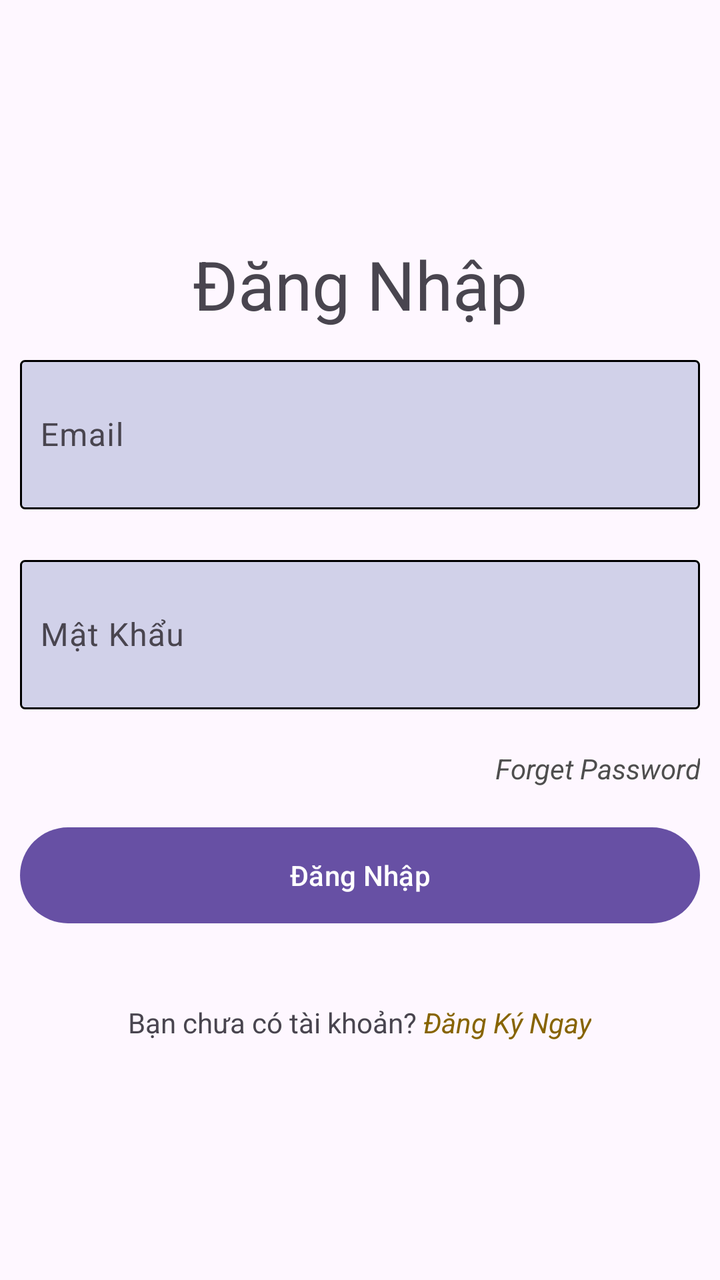
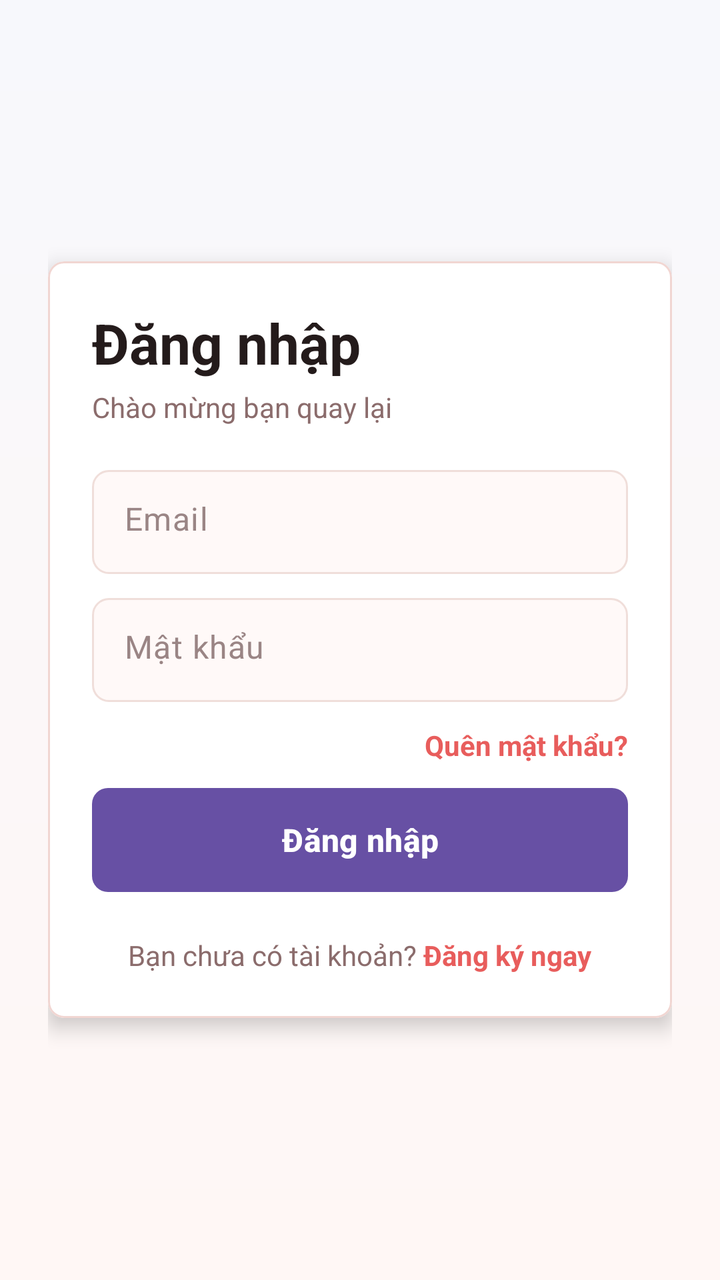

The first picture is an Android layout as it rendered before a commit; the second is the same layout after the commit. The layout source and the unified diff follow.
<!-- AndroidManifest.xml: application theme Theme.DanhGiaPhim -->
<!-- res/layout/activity_login.xml -->
<?xml version="1.0" encoding="utf-8"?>
<LinearLayout
    xmlns:android="http://schemas.android.com/apk/res/android"
    xmlns:tools="http://schemas.android.com/tools"
    xmlns:app="http://schemas.android.com/apk/res-auto"
    android:layout_width="match_parent"
    android:layout_height="match_parent"
    tools:context=".LoginActivity"
    android:gravity="center"
    android:orientation="vertical">

  <TextView
      android:id="@+id/text1"
      android:layout_width="wrap_content"
      android:layout_height="wrap_content"
      android:textSize="34dp"
      android:text="Đăng Nhập"
      />
  <com.google.android.material.textfield.TextInputLayout
      android:layout_width="match_parent"
      android:layout_height="80dp"
      android:layout_margin="10dp"
      android:hint="Email"
      android:gravity="center"

      >
    <com.google.android.material.textfield.TextInputEditText
        android:id="@+id/edemailLg"
        android:layout_width="match_parent"
        android:layout_height="match_parent"
        android:background="@drawable/custtomedit"
        android:paddingLeft="10dp"
        />
  </com.google.android.material.textfield.TextInputLayout>
  <com.google.android.material.textfield.TextInputLayout
      android:layout_width="match_parent"
      android:layout_height="80dp"
      android:layout_margin="10dp"
      android:hint="Mật Khẩu"
      android:gravity="center"
      >
    <com.google.android.material.textfield.TextInputEditText
        android:id="@+id/edpasswordLg"
        android:layout_width="match_parent"
        android:layout_height="match_parent"
        android:background="@drawable/custtomedit"
        android:paddingLeft="10dp"
        android:inputType="textPassword"
        />
  </com.google.android.material.textfield.TextInputLayout>
  <TextView
      android:id="@+id/txtForgerPass"
      android:layout_width="match_parent"
      android:layout_height="wrap_content"
      android:textColor="#4E4E4E"
      android:text="Forget Password"
      android:padding="10dp"
      android:gravity="end"
      android:textStyle="italic"
      />

  <Button
      android:id="@+id/btnLogin"
      android:layout_width="match_parent"
      android:layout_height="wrap_content"
      android:text="Đăng Nhập"
      android:layout_margin="10dp"
      android:background="@drawable/custtombutton"
      />
  <LinearLayout
      android:layout_width="match_parent"
      android:layout_height="wrap_content"
      android:orientation="horizontal"
      android:gravity="center_horizontal"
      android:layout_marginTop="30dp"
      >
    <TextView
        android:id="@+id/txtChuaco"
        android:layout_width="wrap_content"
        android:layout_height="wrap_content"
        android:text="Bạn chưa có tài khoản? "
        />
    <TextView
        android:id="@+id/txtSignup"
        android:layout_width="wrap_content"
        android:layout_height="wrap_content"
        android:text="Đăng Ký Ngay"
        android:textStyle="italic"
        android:textColor="#876400"
        />
  </LinearLayout>

  </LinearLayout>
<!-- resources referenced by this layout -->
<resources>
  <!-- drawable custtombutton (drawable) -->
  <selector xmlns:android="http://schemas.android.com/apk/res/android">
      <item android:state_pressed="true">
          <shape android:shape="rectangle">
              <solid android:color="#d1d1e9" /> 
              <corners android:radius="60dp" /> 
          </shape>
      </item>
      <item>
          <shape android:shape="rectangle">
              <solid android:color="#d1d1e9" /> 
              <corners android:radius="60dp" /> 
          </shape>
      </item>
  </selector>
  <!-- drawable custtomedit (drawable) -->
  <shape xmlns:android="http://schemas.android.com/apk/res/android">
      
      <corners android:radius="2dp" />
      
      <solid android:color="#d1d1e9" />
      
      <stroke android:width="1dp" android:color="@color/black" />
  </shape>
  <style name="Theme.DanhGiaPhim" parent="Base.Theme.DanhGiaPhim" />
  <color name="black">#FF000000</color>
  <style name="Base.Theme.DanhGiaPhim" parent="Theme.Material3.DayNight.NoActionBar">
          
          
      </style>
</resources>

<!-- the commit's change to res/layout/activity_login.xml (unified diff, before → after) -->
@@ -1,93 +1,139 @@
 <?xml version="1.0" encoding="utf-8"?>
-<LinearLayout
-    xmlns:android="http://schemas.android.com/apk/res/android"
+<ScrollView xmlns:android="http://schemas.android.com/apk/res/android"
+    xmlns:app="http://schemas.android.com/apk/res-auto"
     xmlns:tools="http://schemas.android.com/tools"
-    xmlns:app="http://schemas.android.com/apk/res-auto"
     android:layout_width="match_parent"
     android:layout_height="match_parent"
-    tools:context=".LoginActivity"
-    android:gravity="center"
-    android:orientation="vertical">
+    android:background="@drawable/bg_actor_list_screen"
+    android:fillViewport="true"
+    tools:context=".LoginActivity">
 
-  <TextView
-      android:id="@+id/text1"
-      android:layout_width="wrap_content"
-      android:layout_height="wrap_content"
-      android:textSize="34dp"
-      android:text="Đăng Nhập"
-      />
-  <com.google.android.material.textfield.TextInputLayout
-      android:layout_width="match_parent"
-      android:layout_height="80dp"
-      android:layout_margin="10dp"
-      android:hint="Email"
-      android:gravity="center"
+    <LinearLayout
+        android:layout_width="match_parent"
+        android:layout_height="wrap_content"
+        android:gravity="center"
+        android:orientation="vertical"
+        android:padding="24dp">
 
-      >
-    <com.google.android.material.textfield.TextInputEditText
-        android:id="@+id/edemailLg"
-        android:layout_width="match_parent"
-        android:layout_height="match_parent"
-        android:background="@drawable/custtomedit"
-        android:paddingLeft="10dp"
-        />
-  </com.google.android.material.textfield.TextInputLayout>
-  <com.google.android.material.textfield.TextInputLayout
-      android:layout_width="match_parent"
-      android:layout_height="80dp"
-      android:layout_margin="10dp"
-      android:hint="Mật Khẩu"
-      android:gravity="center"
-      >
-    <com.google.android.material.textfield.TextInputEditText
-        android:id="@+id/edpasswordLg"
-        android:layout_width="match_parent"
-        android:layout_height="match_parent"
-        android:background="@drawable/custtomedit"
-        android:paddingLeft="10dp"
-        android:inputType="textPassword"
-        />
-  </com.google.android.material.textfield.TextInputLayout>
-  <TextView
-      android:id="@+id/txtForgerPass"
-      android:layout_width="match_parent"
-      android:layout_height="wrap_content"
-      android:textColor="#4E4E4E"
-      android:text="Forget Password"
-      android:padding="10dp"
-      android:gravity="end"
-      android:textStyle="italic"
-      />
+        <com.google.android.material.card.MaterialCardView
+            android:layout_width="match_parent"
+            android:layout_height="wrap_content"
+            app:cardBackgroundColor="@color/white"
+            app:cardCornerRadius="8dp"
+            app:cardElevation="6dp"
+            app:strokeColor="#F1D6D2"
+            app:strokeWidth="1dp">
 
-  <Button
-      android:id="@+id/btnLogin"
-      android:layout_width="match_parent"
-      android:layout_height="wrap_content"
-      android:text="Đăng Nhập"
-      android:layout_margin="10dp"
-      android:background="@drawable/custtombutton"
-      />
-  <LinearLayout
-      android:layout_width="match_parent"
-      android:layout_height="wrap_content"
-      android:orientation="horizontal"
-      android:gravity="center_horizontal"
-      android:layout_marginTop="30dp"
-      >
-    <TextView
-        android:id="@+id/txtChuaco"
-        android:layout_width="wrap_content"
-        android:layout_height="wrap_content"
-        android:text="Bạn chưa có tài khoản? "
-        />
-    <TextView
-        android:id="@+id/txtSignup"
-        android:layout_width="wrap_content"
-        android:layout_height="wrap_content"
-        android:text="Đăng Ký Ngay"
-        android:textStyle="italic"
-        android:textColor="#876400"
-        />
-  </LinearLayout>
+            <LinearLayout
+                android:layout_width="match_parent"
+                android:layout_height="wrap_content"
+                android:orientation="vertical"
+                android:padding="22dp">
 
-  </LinearLayout>
+                <TextView
+                    android:id="@+id/text1"
+                    android:layout_width="match_parent"
+                    android:layout_height="wrap_content"
+                    android:text="Đăng nhập"
+                    android:textColor="@color/app_text"
+                    android:textSize="28sp"
+                    android:textStyle="bold" />
+
+                <TextView
+                    android:layout_width="match_parent"
+                    android:layout_height="wrap_content"
+                    android:layout_marginTop="4dp"
+                    android:text="Chào mừng bạn quay lại"
+                    android:textColor="@color/app_text_muted"
+                    android:textSize="14sp" />
+
+                <com.google.android.material.textfield.TextInputLayout
+                    android:layout_width="match_parent"
+                    android:layout_height="wrap_content"
+                    android:layout_marginTop="22dp"
+                    app:boxBackgroundMode="none"
+                    app:hintEnabled="false">
+
+                    <com.google.android.material.textfield.TextInputEditText
+                        android:id="@+id/edemailLg"
+                        android:layout_width="match_parent"
+                        android:layout_height="52dp"
+                        android:background="@drawable/bg_actor_form_input"
+                        android:hint="Email"
+                        android:inputType="textEmailAddress"
+                        android:maxLines="1"
+                        android:paddingStart="14dp"
+                        android:paddingEnd="14dp"
+                        android:textColor="@color/app_text"
+                        android:textColorHint="#9A8585" />
+                </com.google.android.material.textfield.TextInputLayout>
+
+                <com.google.android.material.textfield.TextInputLayout
+                    android:layout_width="match_parent"
+                    android:layout_height="wrap_content"
+                    android:layout_marginTop="12dp"
+                    app:boxBackgroundMode="none"
+                    app:hintEnabled="false">
+
+                    <com.google.android.material.textfield.TextInputEditText
+                        android:id="@+id/edpasswordLg"
+                        android:layout_width="match_parent"
+                        android:layout_height="52dp"
+                        android:background="@drawable/bg_actor_form_input"
+                        android:hint="Mật khẩu"
+                        android:inputType="textPassword"
+                        android:maxLines="1"
+                        android:paddingStart="14dp"
+                        android:paddingEnd="14dp"
+                        android:textColor="@color/app_text"
+                        android:textColorHint="#9A8585" />
+                </com.google.android.material.textfield.TextInputLayout>
+
+                <TextView
+                    android:id="@+id/txtForgerPass"
+                    android:layout_width="match_parent"
+                    android:layout_height="wrap_content"
+                    android:gravity="end"
+                    android:paddingTop="12dp"
+                    android:paddingBottom="12dp"
+                    android:text="Quên mật khẩu?"
+                    android:textColor="@color/app_primary"
+                    android:textStyle="bold" />
+
+                <Button
+                    android:id="@+id/btnLogin"
+                    android:layout_width="match_parent"
+                    android:layout_height="52dp"
+                    android:background="@drawable/bg_actor_primary_button"
+                    android:text="Đăng nhập"
+                    android:textAllCaps="false"
+                    android:textColor="@color/white"
+                    android:textSize="16sp"
+                    android:textStyle="bold" />
+
+                <LinearLayout
+                    android:layout_width="match_parent"
+                    android:layout_height="wrap_content"
+                    android:layout_marginTop="22dp"
+                    android:gravity="center"
+                    android:orientation="horizontal">
+
+                    <TextView
+                        android:id="@+id/txtChuaco"
+                        android:layout_width="wrap_content"
+                        android:layout_height="wrap_content"
+                        android:text="Bạn chưa có tài khoản? "
+                        android:textColor="@color/app_text_muted" />
+
+                    <TextView
+                        android:id="@+id/txtSignup"
+                        android:layout_width="wrap_content"
+                        android:layout_height="wrap_content"
+                        android:text="Đăng ký ngay"
+                        android:textColor="@color/app_primary"
+                        android:textStyle="bold" />
+                </LinearLayout>
+            </LinearLayout>
+        </com.google.android.material.card.MaterialCardView>
+    </LinearLayout>
+</ScrollView>
<!-- resource entries referenced after the edit -->
@@ -1,31 +1,59 @@
 <!-- resources referenced by this layout -->
 <resources>
-  <!-- drawable custtombutton (drawable) -->
+  <color name="app_primary">#E85D5C</color>
+  <color name="app_text">#241B1B</color>
+  <color name="app_text_muted">#8B6C6C</color>
+  <color name="white">#FFFFFFFF</color>
+  <!-- drawable bg_actor_form_input (drawable) -->
+  <?xml version="1.0" encoding="utf-8"?>
   <selector xmlns:android="http://schemas.android.com/apk/res/android">
-      <item android:state_pressed="true">
+      <item android:state_focused="true">
           <shape android:shape="rectangle">
-              <solid android:color="#d1d1e9" /> 
-              <corners android:radius="60dp" /> 
+              <solid android:color="#FFFFFF" />
+              <stroke
+                  android:width="2dp"
+                  android:color="#E85D5C" />
+              <corners android:radius="8dp" />
           </shape>
       </item>
       <item>
           <shape android:shape="rectangle">
-              <solid android:color="#d1d1e9" /> 
-              <corners android:radius="60dp" /> 
+              <solid android:color="#FFF9F8" />
+              <stroke
+                  android:width="1dp"
+                  android:color="#F0DEDA" />
+              <corners android:radius="8dp" />
           </shape>
       </item>
   </selector>
-  <!-- drawable custtomedit (drawable) -->
+  <!-- drawable bg_actor_list_screen (drawable) -->
+  <?xml version="1.0" encoding="utf-8"?>
   <shape xmlns:android="http://schemas.android.com/apk/res/android">
-      
-      <corners android:radius="2dp" />
-      
-      <solid android:color="#d1d1e9" />
-      
-      <stroke android:width="1dp" android:color="@color/black" />
+      <gradient
+          android:angle="270"
+          android:endColor="#FFF7F5"
+          android:startColor="#F7F8FC" />
   </shape>
+  <!-- drawable bg_actor_primary_button (drawable) -->
+  <?xml version="1.0" encoding="utf-8"?>
+  <selector xmlns:android="http://schemas.android.com/apk/res/android">
+      <item android:state_pressed="true">
+          <shape android:shape="rectangle">
+              <solid android:color="#D44E4D" />
+              <corners android:radius="8dp" />
+          </shape>
+      </item>
+      <item>
+          <shape android:shape="rectangle">
+              <gradient
+                  android:angle="0"
+                  android:endColor="#FF8A73"
+                  android:startColor="#E85D5C" />
+              <corners android:radius="8dp" />
+          </shape>
+      </item>
+  </selector>
   <style name="Theme.DanhGiaPhim" parent="Base.Theme.DanhGiaPhim" />
-  <color name="black">#FF000000</color>
   <style name="Base.Theme.DanhGiaPhim" parent="Theme.Material3.DayNight.NoActionBar">
           
           
